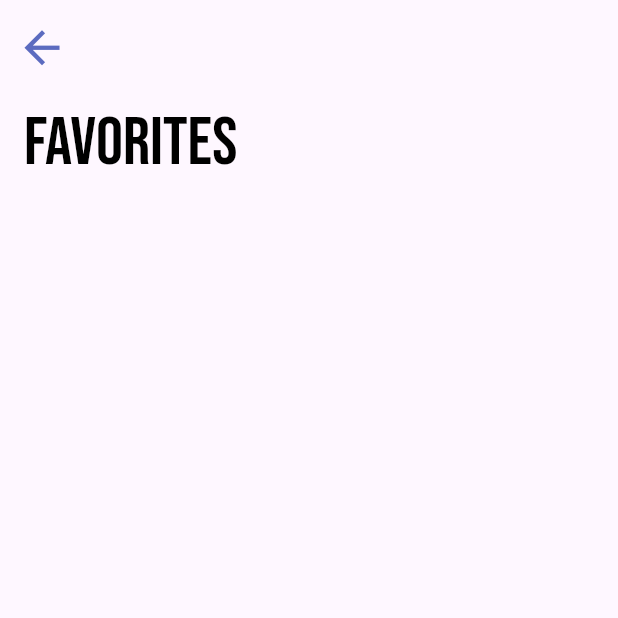
After one commit to jpadilla3/KART2, a Flutter app: the screen it shows once a user with an empty profile is signed in, after a tap on the "favorite" icon, on a phone screen of 412 x 824 dp, the top half of it. The commit adds this screen. Run offline on Flutter 3.47's test engine with Material 2 defaults, Android fonts, the phone set to English and light mode, and no system bars; our stand-ins replace dot_navigation_bar, firebase_auth, firebase_core, google_fonts; accounts and stored records are empty.

Commit message:
created favorites page and connected it with top right heart icon on homepage

```diff
--- /dev/null
+++ b/lib/main pages/favorites.dart
@@ -0,0 +1,42 @@
+import 'package:flutter/material.dart';
+import 'package:google_fonts/google_fonts.dart';
+
+class FavPage extends StatefulWidget {
+  const FavPage({super.key});
+
+  @override
+  State<FavPage> createState() => _FavPageState();
+}
+
+class _FavPageState extends State<FavPage> {
+  @override
+  void _handleIndexChange(int i) {
+    setState(() {});
+  }
+
+  @override
+  Widget build(BuildContext context) {
+    return Scaffold(
+      body: CustomScrollView(
+        slivers: [
+          SliverAppBar.large(
+            leading: IconButton(
+              onPressed: () {
+                Navigator.pop(context);
+              },
+              icon: const Icon(
+                Icons.arrow_back,
+                size: 35,
+              ),
+              color: Colors.indigo[400],
+            ),
+            title: Text(
+              'Favorites',
+              style: GoogleFonts.bebasNeue(color: Colors.black, fontSize: 45),
+            ),
+          )
+        ],
+      ),
+    );
+  }
+}
--- a/lib/main pages/home.dart
+++ b/lib/main pages/home.dart
@@ -9,6 +9,7 @@ import 'package:kart2/main%20pages/profile_page.dart';
 import 'package:kart2/main%20pages/recommendations_Page.dart';
 import 'package:kart2/main%20pages/search_Page.dart';
 import 'package:kart2/main%20pages/info.dart';
+import 'package:kart2/main%20pages/favorites.dart';
 import 'package:kart2/onboarding/authPage.dart';
 
 class HomePage extends StatefulWidget {
@@ -50,7 +51,10 @@ class _HomePageState extends State<HomePage> {
       body: CustomScrollView(slivers: [
         SliverAppBar.large(
           leading: IconButton(
-              onPressed: () {},
+              onPressed: () {
+                Navigator.push(context,
+                    MaterialPageRoute(builder: (context) => const FavPage()));
+              },
               icon: Icon(
                 Icons.favorite,
                 color: Colors.indigo[400],
```
